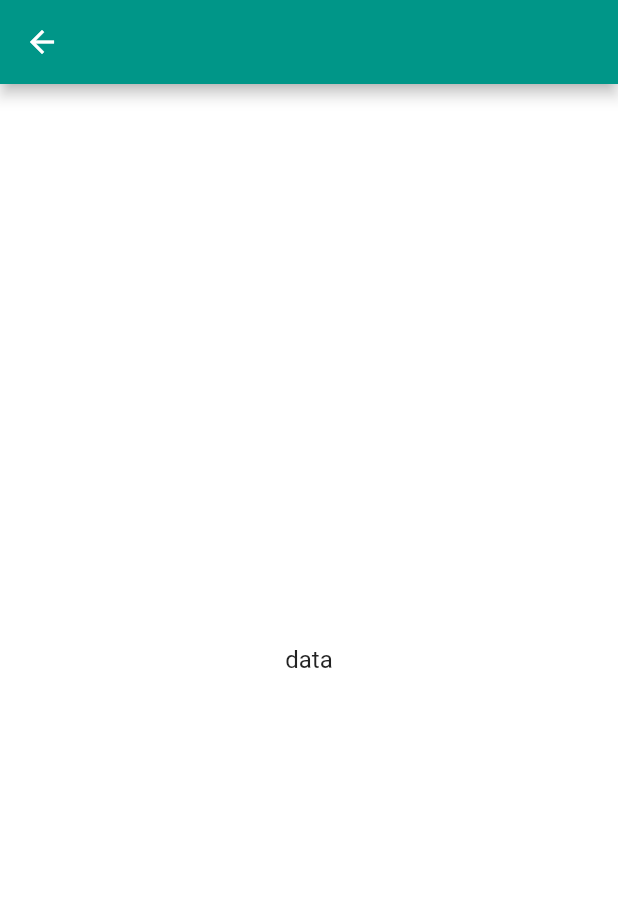
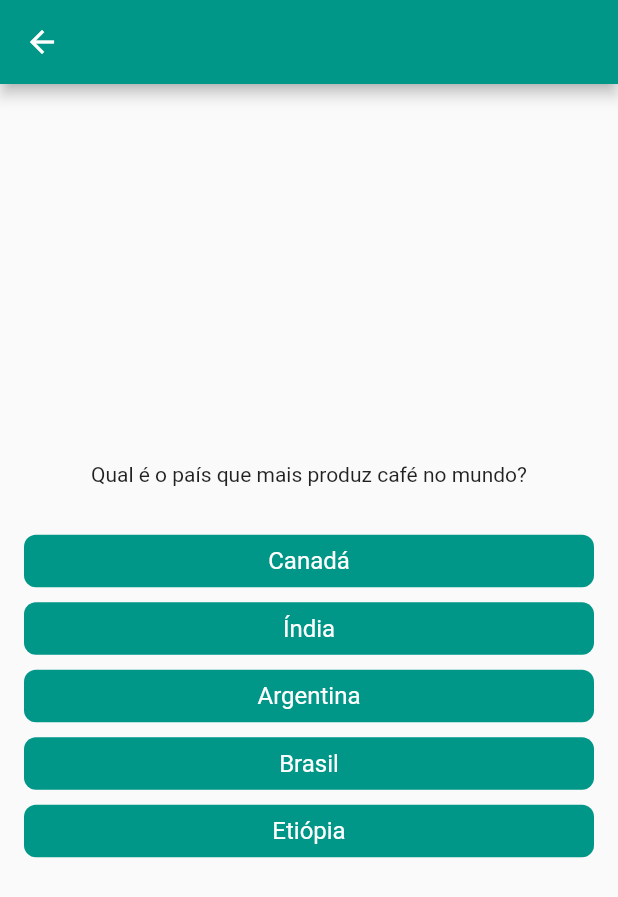
Before and after one commit to DaniloP85/flutterMob25, a Flutter app: the screen it shows after launch, after a tap on "Quiz", on a phone screen of 412 x 824 dp. Shown: the top 897 px of the screen. Run offline on Flutter 3.47's test engine with Material 2 defaults, Android fonts, the phone set to English and light mode, and no system bars; our stand-ins replace google_fonts; Roboto replaces fonts that are missing (Ubuntu).

Commit message:
add exercicio em aula

```diff
--- /dev/null
+++ b/lib/components/question_button.dart
@@ -0,0 +1,33 @@
+import 'package:flutter/material.dart';
+import 'package:google_fonts/google_fonts.dart';
+
+class QuestionButton extends StatelessWidget {
+
+  const QuestionButton({
+    super.key,
+    required this.onPressed,
+    required this.text
+  });
+
+  final VoidCallback onPressed;
+  final String text;
+
+  @override
+  Widget build(BuildContext context) {
+    return InkWell(
+      onTap: onPressed,
+      child: Material(
+        color: Colors.teal,
+        borderRadius: BorderRadius.circular(8),
+        child: Padding(
+          padding: const EdgeInsets.symmetric(vertical: 8, horizontal: 16),
+          child: Text(
+            text,
+            textAlign: TextAlign.center,
+            style: GoogleFonts.ubuntu(color: Colors.white, fontSize: 16),
+          ),
+        ),
+      ),
+    );
+  }
+}
--- a/lib/main.dart
+++ b/lib/main.dart
@@ -1,6 +1,7 @@
 import 'package:aula1/screen/Dice_screen.dart';
 import 'package:aula1/screen/Personal_card_screen.dart';
-import 'package:aula1/screen/Quiz_screen.dart';
+import 'package:aula1/screen/finished_screen.dart';
+import 'package:aula1/screen/quiz_screen.dart';
 import 'package:aula1/screen/menu_screen.dart';
 import 'package:flutter/material.dart';
 
@@ -23,7 +24,10 @@ class MyApp extends StatelessWidget {
         MenuScreen.id: (context) => const MenuScreen(),
         PersonalCardScreen.id: (context) => const PersonalCardScreen(),
         DiceScreen.id: (context) => const DiceScreen(),
-        Quiz.id: (context) => const Quiz(),
+        QuizScreen.id: (context) => const QuizScreen(),
+        FinishedQuizScreen.id: (context) => FinishedQuizScreen(
+            arguments: ModalRoute.of(context)?.settings.arguments as FinishedQuizScreenArguments
+        ),
       },
     );
   }
--- /dev/null
+++ b/lib/model/question_model.dart
@@ -0,0 +1,10 @@
+class QuestionModel{
+  QuestionModel({
+    required this.question,
+    required this.options,
+    required this.answer,
+});
+  String question;
+  int answer;
+  List<String> options;
+}
--- a/lib/screen/Quiz_screen.dart
+++ /dev/null
@@ -1,21 +0,0 @@
-import 'package:flutter/cupertino.dart';
-import 'package:flutter/material.dart';
-import 'package:google_fonts/google_fonts.dart';
-
-class Quiz extends StatelessWidget {
-  static const String id = '/quiz_screen';
-  const Quiz({Key? key}) : super(key: key);
-
-  @override
-  Widget build(BuildContext context) {
-    return Scaffold(
-      backgroundColor: Colors.white,
-      appBar: AppBar(),
-      body: SafeArea(
-        child: Center(
-          child: Text("data",style: GoogleFonts.ubuntu(fontSize: 16),),
-        ),
-      ),
-    );
-  }
-}
--- /dev/null
+++ b/lib/screen/finished_screen.dart
@@ -0,0 +1,30 @@
+import 'package:flutter/cupertino.dart';
+import 'package:flutter/material.dart';
+
+class FinishedQuizScreen extends StatelessWidget {
+  static const String id = '/finished_quiz';
+
+  const FinishedQuizScreen({Key? key, required this.arguments})
+      : super(key: key);
+
+  final FinishedQuizScreenArguments arguments;
+
+  @override
+  Widget build(BuildContext context) {
+    return Scaffold(
+      appBar: AppBar(
+        title: const Text('Parabens!'),
+      ),
+      body: Center(
+        child: Text(
+            'Sua pontuação foi de ${arguments.score}'
+        ),
+      ),
+    );
+  }
+}
+
+class FinishedQuizScreenArguments {
+  FinishedQuizScreenArguments({required this.score});
+  int score;
+}
--- a/lib/screen/menu_screen.dart
+++ b/lib/screen/menu_screen.dart
@@ -1,6 +1,6 @@
 import 'package:aula1/screen/Dice_screen.dart';
 import 'package:aula1/screen/Personal_card_screen.dart';
-import 'package:aula1/screen/Quiz_screen.dart';
+import 'package:aula1/screen/quiz_screen.dart';
 import 'package:aula1/widgets/Rounded_button.dart';
 import 'package:flutter/material.dart';
 import 'package:google_fonts/google_fonts.dart';
@@ -29,7 +29,7 @@ class MenuScreen extends StatelessWidget {
                     SizedBox(height: 16, width: double.infinity),
                     RoundedButton(id: DiceScreen.id, text: 'Desafio dos dados'),
                     SizedBox(height: 16, width: double.infinity),
-                    RoundedButton(id: Quiz.id, text: 'Quiz'),
+                    RoundedButton(id: QuizScreen.id, text: 'Quiz'),
                   ]
               ),
             ),
--- /dev/null
+++ b/lib/screen/quiz_screen.dart
@@ -0,0 +1,97 @@
+import 'package:flutter/cupertino.dart';
+import 'package:flutter/material.dart';
+import '../components/question_button.dart';
+import '../model/question_model.dart';
+import 'finished_screen.dart';
+
+class QuizScreen extends StatefulWidget {
+  static const String id = '/quiz_screen';
+
+  const QuizScreen({Key? key}) : super(key: key);
+
+  @override
+  State<QuizScreen> createState() => _QuizScreenState();
+}
+
+List<QuestionModel> loadQuestion() {
+  return [
+  QuestionModel(question: 'Qual é o país que mais produz café no mundo?', options: ['Canadá', 'Índia', 'Argentina', 'Brasil', 'Etiópia'], answer: 3),
+  QuestionModel(question: 'País conhecido por ser o mais fechado do mundo?', options: ['Myammar', 'Coréia do Norte', 'Armenia', 'Iêmen', 'Vietnã'], answer: 1),
+  QuestionModel(question: 'País que possui a Groelândia como território?', options: ['Finlândia', 'Canadá', 'Reino Unido', 'Estados Unidos', 'Dinamarca'], answer: 4),
+  QuestionModel(question: 'País com a maior média de QI?', options: ['China', 'Alemanha', 'Japão', 'Coreia do Sul', 'Noruega'], answer: 3),
+  QuestionModel(question: 'País com maior IDH?', options: ['Noruega', 'Reino Unido', 'Canadá', 'Holanda', 'México'] , answer: 0),
+  QuestionModel(question: 'Continente menos industrializado?', options: ['África', 'Ásia', 'Oceânia'], answer: 0),
+  QuestionModel(question: 'País com maior comunidade japonesa fora do Japão?', options: ['Estados Unidos', 'Brasil', 'Coreia do Sul'], answer: 1)
+  ];
+}
+
+class _QuizScreenState extends State<QuizScreen> {
+  List<QuestionModel> questions = [];
+  var questionIndex = 0;
+  var score = 0;
+
+  @override
+  void initState() {
+    super.initState();
+    questions = loadQuestion();
+  }
+
+  void onOptionPressed(int selectOption)  {
+    final currentQuestion = questions[questionIndex];
+
+    if (selectOption == currentQuestion.answer) {
+      score++;
+    }
+
+    goToNextQuestion();
+  }
+
+  void goToNextQuestion() {
+    if (questionIndex == questions.length - 1) {
+      Navigator.pushReplacementNamed(
+        context,
+        FinishedQuizScreen.id,
+        arguments: FinishedQuizScreenArguments(score: score),
+      );
+    } else {
+      setState(() {
+        questionIndex++;
+      });
+    }
+  }
+
+  @override
+  Widget build(BuildContext context) {
+    final currentQuestion = questions[questionIndex];
+
+    return Scaffold(
+      appBar: AppBar(),
+      body: SafeArea(
+        child: Padding(
+          padding: const EdgeInsets.all(16),
+          child: Column(
+            mainAxisAlignment: MainAxisAlignment.center,
+            children: [
+              Text(currentQuestion.question),
+              const SizedBox(height: 32),
+              ListView.separated(
+                  itemCount: currentQuestion.options.length,
+                  shrinkWrap: true,
+                  separatorBuilder: (context, index) =>
+                  const SizedBox(height: 10),
+                  itemBuilder: (context, index) {
+                    return QuestionButton(
+                        text: currentQuestion.options[index],
+                        onPressed: () {
+                          onOptionPressed(index);
+                        }
+                    );
+                  }
+              ),
+            ],
+          ),
+        ),
+      ),
+    );
+  }
+}
```
